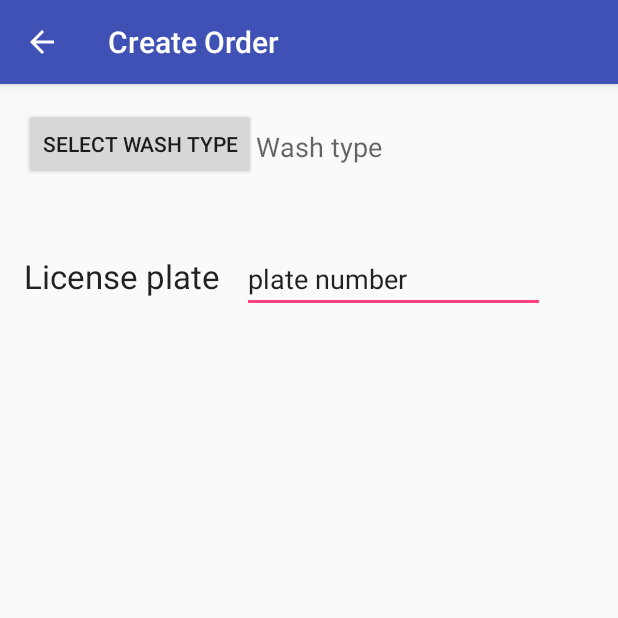
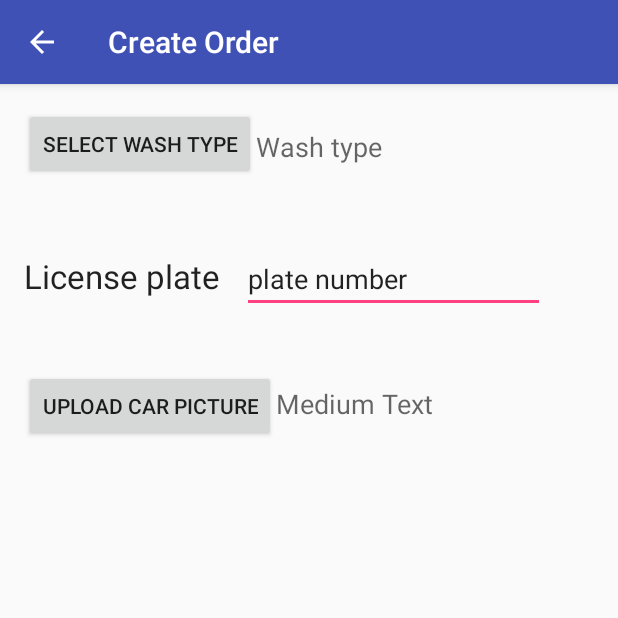
Before and after one commit to washuclub/washu, an Android app: the CustomerCreateOrderActivity screen opened directly, with no data from a screen before it, on a phone screen of 412 x 824 dp, the top half of it. Run offline under Robolectric (Android 15) with nearby library versions, the phone set to English and light mode, and no system bars.

Commit message:
Add picture capturing

```diff
--- a/app/src/main/AndroidManifest.xml
+++ b/app/src/main/AndroidManifest.xml
@@ -1,6 +1,7 @@
 <?xml version="1.0" encoding="utf-8"?>
 <manifest xmlns:android="http://schemas.android.com/apk/res/android"
     package="me.cpjk.washu">
+    <uses-permission android:name="android.permission.WRITE_EXTERNAL_STORAGE" />
 
     <application
         android:allowBackup="true"
--- a/app/src/main/res/layout/content_customer_create_order.xml
+++ b/app/src/main/res/layout/content_customer_create_order.xml
@@ -63,6 +63,27 @@
                 android:text="plate number" />
         </LinearLayout>
 
+        <LinearLayout
+            android:orientation="horizontal"
+            android:layout_width="match_parent"
+            android:layout_height="92dp"
+            android:layout_weight="0.13">
+
+            <Button
+                android:layout_width="wrap_content"
+                android:layout_height="wrap_content"
+                android:text="Upload Car Picture"
+                android:id="@+id/uploadCarPictureButton"
+                android:onClick="startCameraCapture" />
+
+            <TextView
+                android:layout_width="wrap_content"
+                android:layout_height="wrap_content"
+                android:textAppearance="?android:attr/textAppearanceMedium"
+                android:text="Medium Text"
+                android:id="@+id/textView2" />
+        </LinearLayout>
+
     </LinearLayout>
 
 </RelativeLayout>
```
Also changed, not shown: app/src/main/java/me/cpjk/washu/CustomerCreateOrderActivity.java (+70 -2 lines).
